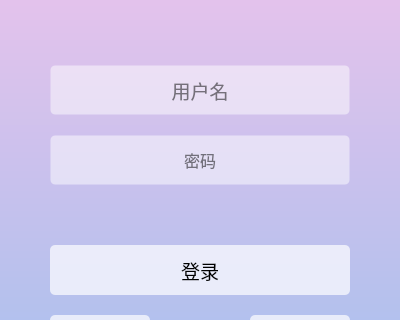
Old version of the form TcpClient/tcpclient.ui in the repository 1170953489/TcpServer; both pictures show x 0 to 400 and y 155 to 475 of the 400 by 560 pixel window.
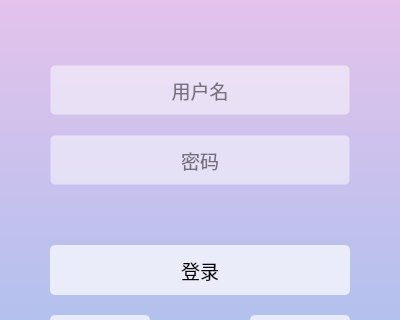
New version of the form.

Patch:
```diff
--- a/TcpClient/tcpclient.ui
+++ b/TcpClient/tcpclient.ui
@@ -172,7 +172,7 @@
       <property name="font">
        <font>
         <family>Consolas</family>
-        <pointsize>12</pointsize>
+        <pointsize>14</pointsize>
        </font>
       </property>
       <property name="styleSheet">
```
